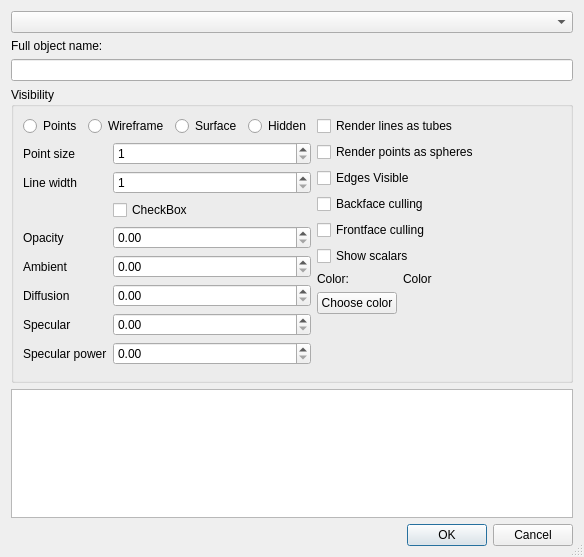
Old version of the form forms/objectpropertiesdlg.ui in the repository RasmusRPaulsen/Sumatra.
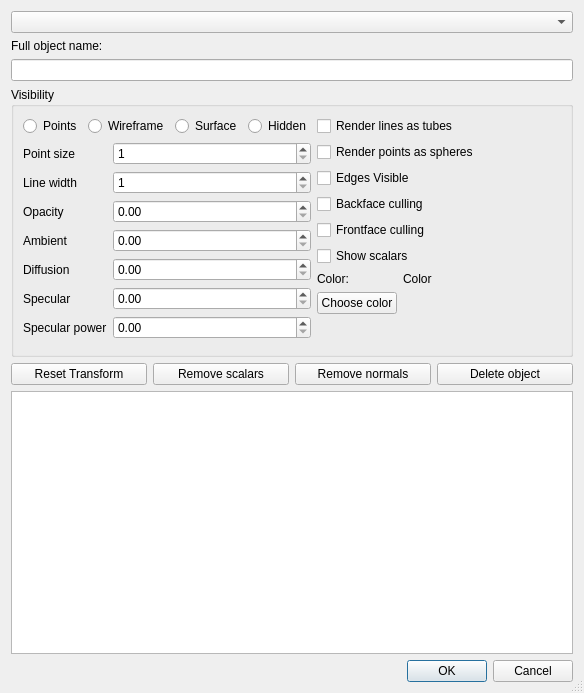
New version of the form.

Diff of the .ui file:
```diff
--- a/forms/objectpropertiesdlg.ui
+++ b/forms/objectpropertiesdlg.ui
@@ -7,7 +7,7 @@
     <x>0</x>
     <y>0</y>
     <width>584</width>
-    <height>557</height>
+    <height>693</height>
    </rect>
   </property>
   <property name="windowTitle">
@@ -89,14 +89,14 @@
           </property>
          </widget>
         </item>
-        <item row="3" column="0">
+        <item row="2" column="0">
          <widget class="QLabel" name="label_5">
           <property name="text">
            <string>Opacity</string>
           </property>
          </widget>
         </item>
-        <item row="3" column="1">
+        <item row="2" column="1">
          <widget class="QDoubleSpinBox" name="OpacitySpin">
           <property name="maximum">
            <double>1.000000000000000</double>
@@ -106,14 +106,14 @@
           </property>
          </widget>
         </item>
-        <item row="4" column="0">
+        <item row="3" column="0">
          <widget class="QLabel" name="label_6">
           <property name="text">
            <string>Ambient</string>
           </property>
          </widget>
         </item>
-        <item row="4" column="1">
+        <item row="3" column="1">
          <widget class="QDoubleSpinBox" name="AmbientSpin">
           <property name="maximum">
            <double>1.000000000000000</double>
@@ -123,14 +123,14 @@
           </property>
          </widget>
         </item>
-        <item row="5" column="0">
+        <item row="4" column="0">
          <widget class="QLabel" name="label_7">
           <property name="text">
            <string>Diffusion</string>
           </property>
          </widget>
         </item>
-        <item row="5" column="1">
+        <item row="4" column="1">
          <widget class="QDoubleSpinBox" name="DiffuseSpin">
           <property name="maximum">
            <double>1.000000000000000</double>
@@ -140,14 +140,14 @@
           </property>
          </widget>
         </item>
-        <item row="6" column="0">
+        <item row="5" column="0">
          <widget class="QLabel" name="label_8">
           <property name="text">
            <string>Specular</string>
           </property>
          </widget>
         </item>
-        <item row="6" column="1">
+        <item row="5" column="1">
          <widget class="QDoubleSpinBox" name="SpecularSpin">
           <property name="maximum">
            <double>1.000000000000000</double>
@@ -157,22 +157,15 @@
           </property>
          </widget>
         </item>
-        <item row="7" column="1">
-         <widget class="QDoubleSpinBox" name="SpecularPowerSpin"/>
-        </item>
-        <item row="7" column="0">
+        <item row="6" column="0">
          <widget class="QLabel" name="label_9">
           <property name="text">
            <string>Specular power</string>
           </property>
          </widget>
         </item>
-        <item row="2" column="1">
-         <widget class="QCheckBox" name="checkBox">
-          <property name="text">
-           <string>CheckBox</string>
-          </property>
-         </widget>
+        <item row="6" column="1">
+         <widget class="QDoubleSpinBox" name="SpecularPowerSpin"/>
         </item>
        </layout>
       </item>
@@ -300,6 +293,38 @@
      </layout>
     </widget>
    </item>
+   <item>
+    <layout class="QHBoxLayout" name="horizontalLayout_2">
+     <item>
+      <widget class="QPushButton" name="ResetTransformBtn">
+       <property name="text">
+        <string>Reset Transform</string>
+       </property>
+      </widget>
+     </item>
+     <item>
+      <widget class="QPushButton" name="RemoveScalarsBtn">
+       <property name="text">
+        <string>Remove scalars</string>
+       </property>
+      </widget>
+     </item>
+     <item>
+      <widget class="QPushButton" name="RemoveNormalsBtn">
+       <property name="text">
+        <string>Remove normals</string>
+       </property>
+      </widget>
+     </item>
+     <item>
+      <widget class="QPushButton" name="DeleteObjectBtn">
+       <property name="text">
+        <string>Delete object</string>
+       </property>
+      </widget>
+     </item>
+    </layout>
+   </item>
    <item>
     <widget class="QPlainTextEdit" name="ObjectInfo">
      <property name="readOnly">
```
